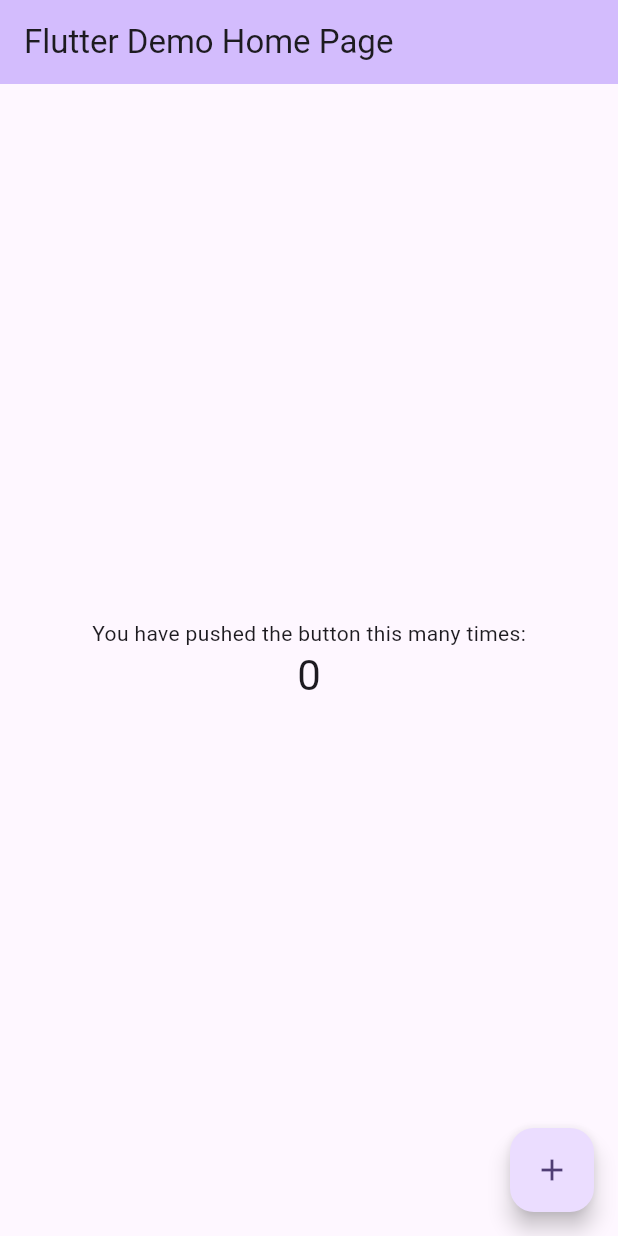
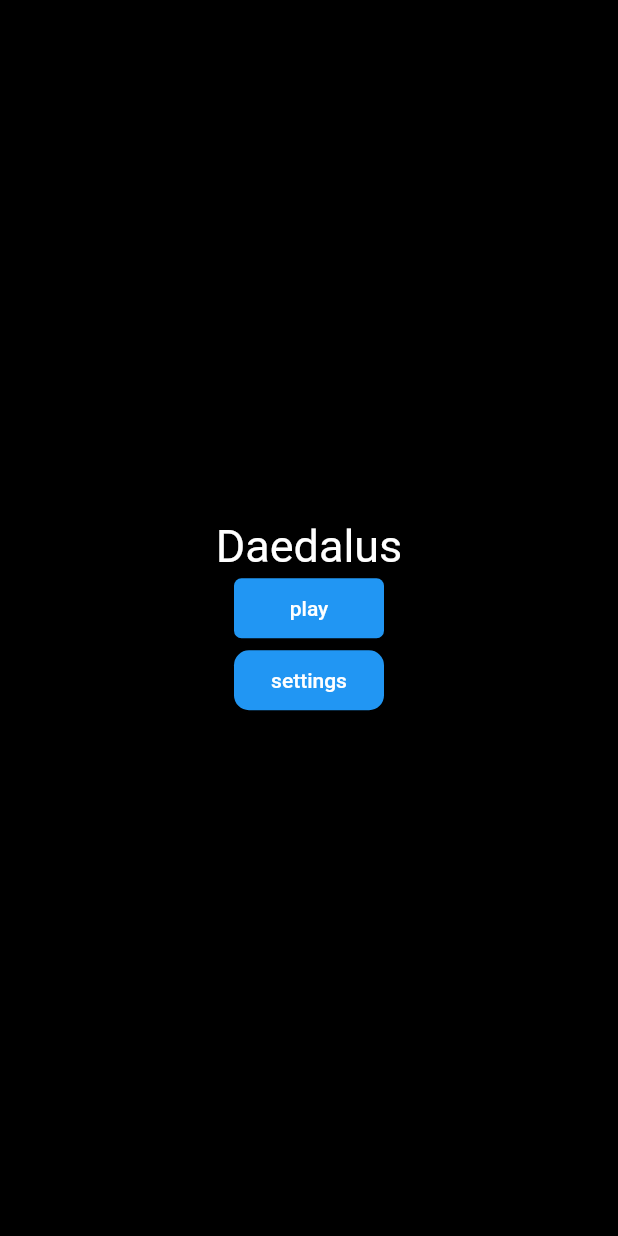
Before and after one commit to UR4N0-235/Daedalus, a Flutter app: the screen it shows after launch, on a phone screen of 412 x 824 dp. Run offline on Flutter 3.47's test engine with Material 2 defaults, Android fonts, the phone set to English and light mode, and no system bars; our stand-ins replace shared_preferences; Roboto replaces fonts that are missing (Normal); project files that could hold a hidden picture were left out.

Commit message:
feat: Localizations/MultiLanguages support

```diff
--- /dev/null
+++ b/assets/langs/en_US.json
@@ -0,0 +1,4 @@
+{
+    "play":"play",
+    "settings":"settings"
+}
--- /dev/null
+++ b/assets/langs/pt_BR.json
@@ -0,0 +1,4 @@
+{
+    "play":"jogar",
+    "settings":"configuracoes"
+}
--- a/lib/main.dart
+++ b/lib/main.dart
@@ -1,125 +1,73 @@
+import 'package:daedalus/menu.dart';
+import 'package:daedalus/utils/localizations.dart';
 import 'package:flutter/material.dart';
+import 'package:flutter_localizations/flutter_localizations.dart';
+import 'package:shared_preferences/shared_preferences.dart';
 
-void main() {
-  runApp(const MyApp());
-}
+void main() => runApp(const Daedalus());
 
-class MyApp extends StatelessWidget {
-  const MyApp({super.key});
+class Daedalus extends StatefulWidget {
+  const Daedalus({super.key});
 
-  // This widget is the root of your application.
   @override
-  Widget build(BuildContext context) {
-    return MaterialApp(
-      title: 'Flutter Demo',
-      theme: ThemeData(
-        // This is the theme of your application.
-        //
-        // TRY THIS: Try running your application with "flutter run". You'll see
-        // the application has a blue toolbar. Then, without quitting the app,
-        // try changing the seedColor in the colorScheme below to Colors.green
-        // and then invoke "hot reload" (save your changes or press the "hot
-        // reload" button in a Flutter-supported IDE, or press "r" if you used
-        // the command line to start the app).
-        //
-        // Notice that the counter didn't reset back to zero; the application
-        // state is not lost during the reload. To reset the state, use hot
-        // restart instead.
-        //
-        // This works for code too, not just values: Most code changes can be
-        // tested with just a hot reload.
-        colorScheme: ColorScheme.fromSeed(seedColor: Colors.deepPurple),
-        useMaterial3: true,
-      ),
-      home: const MyHomePage(title: 'Flutter Demo Home Page'),
-    );
+  State<Daedalus> createState() => _DaedalusState();
+
+  static void setLocale(BuildContext context, Locale newLocale) {
+    _DaedalusState? state = context.findAncestorStateOfType<_DaedalusState>();
+    // ignore: invalid_use_of_protected_member
+    state?.setState(() {
+      state.locale = newLocale;
+    });
   }
 }
 
-class MyHomePage extends StatefulWidget {
-  const MyHomePage({super.key, required this.title});
-
-  // This widget is the home page of your application. It is stateful, meaning
-  // that it has a State object (defined below) that contains fields that affect
-  // how it looks.
-
-  // This class is the configuration for the state. It holds the values (in this
-  // case the title) provided by the parent (in this case the App widget) and
-  // used by the build method of the State. Fields in a Widget subclass are
-  // always marked "final".
-
-  final String title;
+class _DaedalusState extends State<Daedalus> {
+  Locale? locale;
+  bool localeLoaded = false;
 
   @override
-  State<MyHomePage> createState() => _MyHomePageState();
-}
-
-class _MyHomePageState extends State<MyHomePage> {
-  int _counter = 0;
-
-  void _incrementCounter() {
-    setState(() {
-      // This call to setState tells the Flutter framework that something has
-      // changed in this State, which causes it to rerun the build method below
-      // so that the display can reflect the updated values. If we changed
-      // _counter without calling setState(), then the build method would not be
-      // called again, and so nothing would appear to happen.
-      _counter++;
+  void initState() {
+    super.initState();
+    _fetchLocale().then((locale) {
+      setState(() {
+        localeLoaded = true;
+        this.locale = locale;
+      });
     });
   }
 
   @override
   Widget build(BuildContext context) {
-    // This method is rerun every time setState is called, for instance as done
-    // by the _incrementCounter method above.
-    //
-    // The Flutter framework has been optimized to make rerunning build methods
-    // fast, so that you can just rebuild anything that needs updating rather
-    // than having to individually change instances of widgets.
-    return Scaffold(
-      appBar: AppBar(
-        // TRY THIS: Try changing the color here to a specific color (to
-        // Colors.amber, perhaps?) and trigger a hot reload to see the AppBar
-        // change color while the other colors stay the same.
-        backgroundColor: Theme.of(context).colorScheme.inversePrimary,
-        // Here we take the value from the MyHomePage object that was created by
-        // the App.build method, and use it to set our appbar title.
-        title: Text(widget.title),
-      ),
-      body: Center(
-        // Center is a layout widget. It takes a single child and positions it
-        // in the middle of the parent.
-        child: Column(
-          // Column is also a layout widget. It takes a list of children and
-          // arranges them vertically. By default, it sizes itself to fit its
-          // children horizontally, and tries to be as tall as its parent.
-          //
-          // Column has various properties to control how it sizes itself and
-          // how it positions its children. Here we use mainAxisAlignment to
-          // center the children vertically; the main axis here is the vertical
-          // axis because Columns are vertical (the cross axis would be
-          // horizontal).
-          //
-          // TRY THIS: Invoke "debug painting" (choose the "Toggle Debug Paint"
-          // action in the IDE, or press "p" in the console), to see the
-          // wireframe for each widget.
-          mainAxisAlignment: MainAxisAlignment.center,
-          children: <Widget>[
-            const Text(
-              'You have pushed the button this many times:',
-            ),
-            Text(
-              '$_counter',
-              style: Theme.of(context).textTheme.headlineMedium,
-            ),
+    if (localeLoaded == false) {
+      return const CircularProgressIndicator();
+    } else {
+      return MaterialApp(
+          localeResolutionCallback: (deviceLocale, supportedLocales) {
+            // ignore: prefer_conditional_assignment, unnecessary_null_comparison
+            if (locale == null) {
+              locale = deviceLocale;
+            }
+            return locale;
+          },
+          localizationsDelegates: const [
+            DaedalusLocalizationsDelegate(),
+            GlobalMaterialLocalizations.delegate,
+            GlobalWidgetsLocalizations.delegate,
+            GlobalCupertinoLocalizations.delegate
           ],
-        ),
-      ),
-      floatingActionButton: FloatingActionButton(
-        onPressed: _incrementCounter,
-        tooltip: 'Increment',
-        child: const Icon(Icons.add),
-      ), // This trailing comma makes auto-formatting nicer for build methods.
-    );
+          supportedLocales: const [
+            Locale('en', 'US'),
+            Locale('pt', 'BR'),
+          ],
+          locale: locale,
+          home: const Menu());
+    }
+  }
+
+  _fetchLocale() async {
+    var prefs = await SharedPreferences.getInstance();
+    if (prefs.getString('language_code') == null) return null;
+    return Locale(
+        prefs.getString('language_code')!, prefs.getString('country_code'));
   }
 }
--- /dev/null
+++ b/lib/menu.dart
@@ -0,0 +1,88 @@
+import 'dart:async' as async;
+
+import 'package:daedalus/menu/settings_dialog.dart';
+import 'package:daedalus/utils/localizations.dart';
+import 'package:flutter/material.dart';
+
+class Menu extends StatefulWidget {
+  const Menu({super.key});
+
+  @override
+  State<Menu> createState() => _MenuState();
+}
+
+class _MenuState extends State<Menu> {
+  bool showSplash = true;
+  int currentPosition = 0;
+  late async.Timer _timer;
+
+  @override
+  void dispose() {
+    _timer.cancel();
+    super.dispose();
+  }
+
+  @override
+  Widget build(BuildContext context) {
+    return AnimatedSwitcher(
+      duration: const Duration(milliseconds: 300),
+      child: buildMenu(),
+    );
+  }
+
+  Widget buildMenu() {
+    return Scaffold(
+      backgroundColor: Colors.black,
+      body: Center(
+        child: SingleChildScrollView(
+          child: Column(
+            mainAxisSize: MainAxisSize.min,
+            children: <Widget>[
+              const Text(
+                "Daedalus",
+                style: TextStyle(
+                    color: Colors.white, fontFamily: 'Normal', fontSize: 30.0),
+              ),
+              SizedBox(
+                  width: 150,
+                  child: Column(
+                    children: [
+                      ElevatedButton(
+                        style: ElevatedButton.styleFrom(
+                          elevation: 3,
+                          shape: RoundedRectangleBorder(
+                            borderRadius: BorderRadius.circular(5.0),
+                          ),
+                          minimumSize: const Size(100, 40),
+                        ),
+                        child: Text(DaedalusLocalizations.of(context, "play")),
+                        onPressed: () {
+                          // Navigator.push(
+                          //   context,
+
+                          //    MaterialPageRoute(builder: (context) => ),
+                          // );
+                        },
+                      ),
+                      ElevatedButton(
+                        style: ElevatedButton.styleFrom(
+                          elevation: 3,
+                          shape: RoundedRectangleBorder(
+                            borderRadius: BorderRadius.circular(10.0),
+                          ),
+                          minimumSize: const Size(100, 40), //////// HERE
+                        ),
+                        child: Text(DaedalusLocalizations.of(context, "settings")),
+                        onPressed: () {
+                          DialogCredits.show(context);
+                        },
+                      ),
+                    ],
+                  )),
+            ],
+          ),
+        ),
+      ),
+    );
+  }
+}
--- /dev/null
+++ b/lib/utils/localizations.dart
@@ -0,0 +1,37 @@
+import 'dart:convert';
+
+import 'package:flutter/foundation.dart';
+import 'package:flutter/material.dart';
+import 'package:flutter/services.dart';
+
+late Map<String, dynamic> language;
+
+class DaedalusLocalizations {
+  static String of(BuildContext context, String key) {
+    return Localizations.of<DaedalusLocalizations>(
+            context, DaedalusLocalizations)!
+        .getText(key);
+  }
+
+  String getText(String key) => language[key];
+}
+
+class DaedalusLocalizationsDelegate
+    extends LocalizationsDelegate<DaedalusLocalizations> {
+  const DaedalusLocalizationsDelegate();
+
+  @override
+  bool isSupported(Locale locale) => ['en_US', 'pt_BR']
+      .contains("${locale.languageCode}_${locale.countryCode}");
+
+  @override
+  Future<DaedalusLocalizations> load(Locale locale) async {
+    final string = await rootBundle.loadString(
+        'assets/langs/${locale.languageCode}_${locale.countryCode}.json');
+    language = json.decode(string);
+    return SynchronousFuture<DaedalusLocalizations>(DaedalusLocalizations());
+  }
+
+  @override
+  bool shouldReload(DaedalusLocalizationsDelegate old) => false;
+}
```
Also changed, not shown: lib/menu/settings_dialog.dart (added, +85 -0 lines), pubspec.yaml (+6 -3 lines), pubspec.lock, 1 other file.
